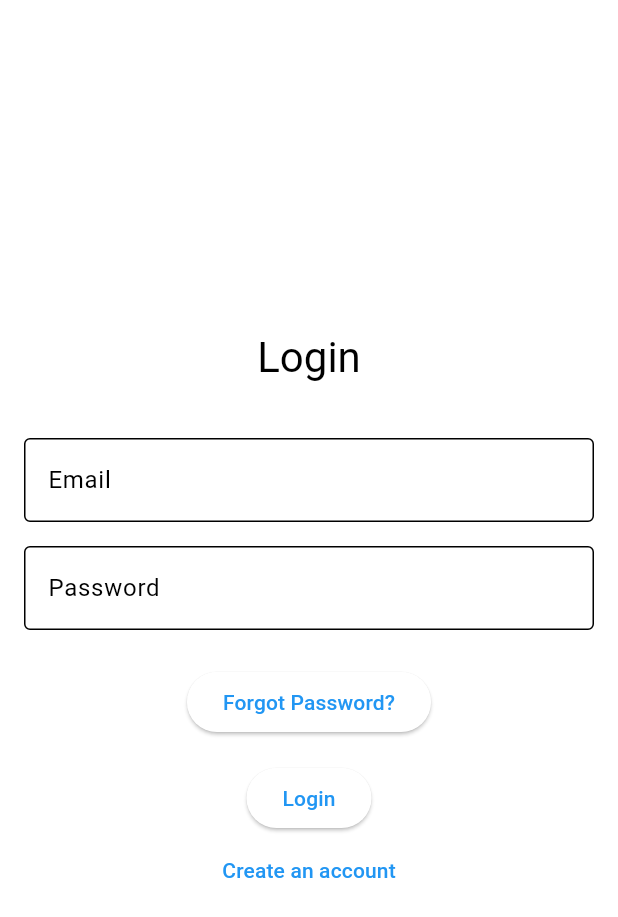
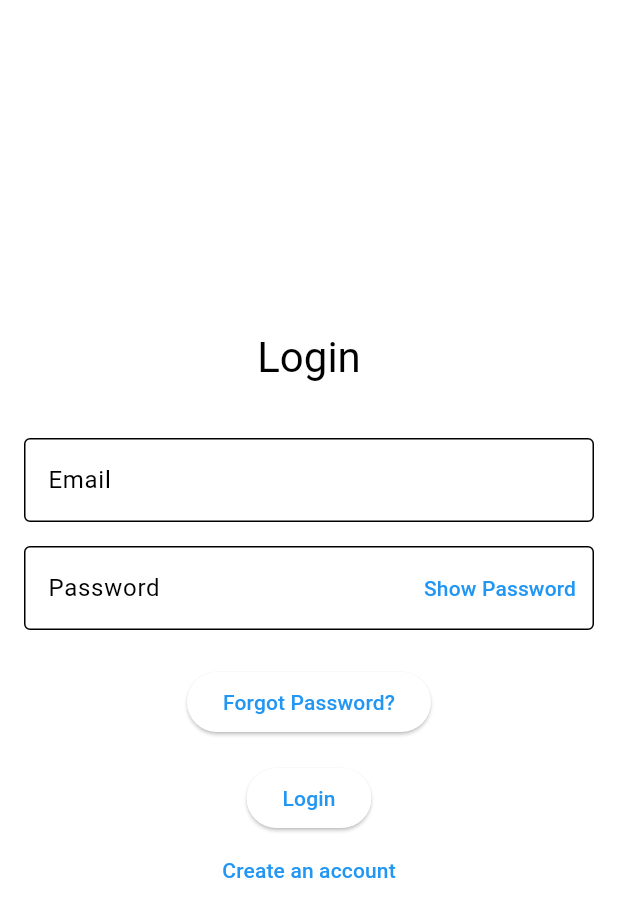
Before and after one commit to katespeed/marketplace, a Flutter app: the screen it shows after launch, on a phone screen of 412 x 824 dp. Shown: the top 917 px of the screen. Run offline on Flutter 3.47's test engine with Material 3 defaults, Android fonts, the phone set to English and light mode, and no system bars; our stand-ins replace cached_network_image, firebase_auth, firebase_core, flutter_hooks, flutter_riverpod, flutter_svg and 3 more; accounts and stored records are empty; generated files the repository leaves out were written again; statements that could not run were skipped; project files that could hold a hidden picture were left out.

Commit message:
Updated password field visibility with a button

```diff
--- a/lib/presentation/pages/login.dart
+++ b/lib/presentation/pages/login.dart
@@ -14,6 +14,8 @@ class LoginPage extends HookConsumerWidget {
   Widget build(BuildContext context, WidgetRef ref) {
     final formKey = useMemoized(() => GlobalKey<FormState>());
     final isLogin = useState(true);
+
+    final passwordVisible = useState(false);
 
     final emailController = ref.watch(emailControllerProvider);
     final passwordController = ref.watch(passwordControllerProvider);
@@ -97,11 +99,20 @@ class LoginPage extends HookConsumerWidget {
                 const SizedBox(height: 16),
                 TextFormField(
                   controller: passwordController,
-                  decoration: const InputDecoration(
+                  decoration: InputDecoration(
                     labelText: 'Password',
                     border: OutlineInputBorder(),
+                    //Show and hide password button
+                    suffixIcon: TextButton(
+                      onPressed: (){
+                        passwordVisible.value = !passwordVisible.value; //toggle visibility
+                      },
+                      child: Text(
+                        passwordVisible.value ? "Hide Password" : "Show Password", //toggle text
+                      ),
+                    ),
                   ),
-                  obscureText: true,
+                  obscureText: !passwordVisible.value, //toggle obscuring the password
                   validator: (value) {
                     if (value == null || value.isEmpty) {
                       return 'Please enter a password';
```
Also changed, not shown: pubspec.lock, 1 other file.
